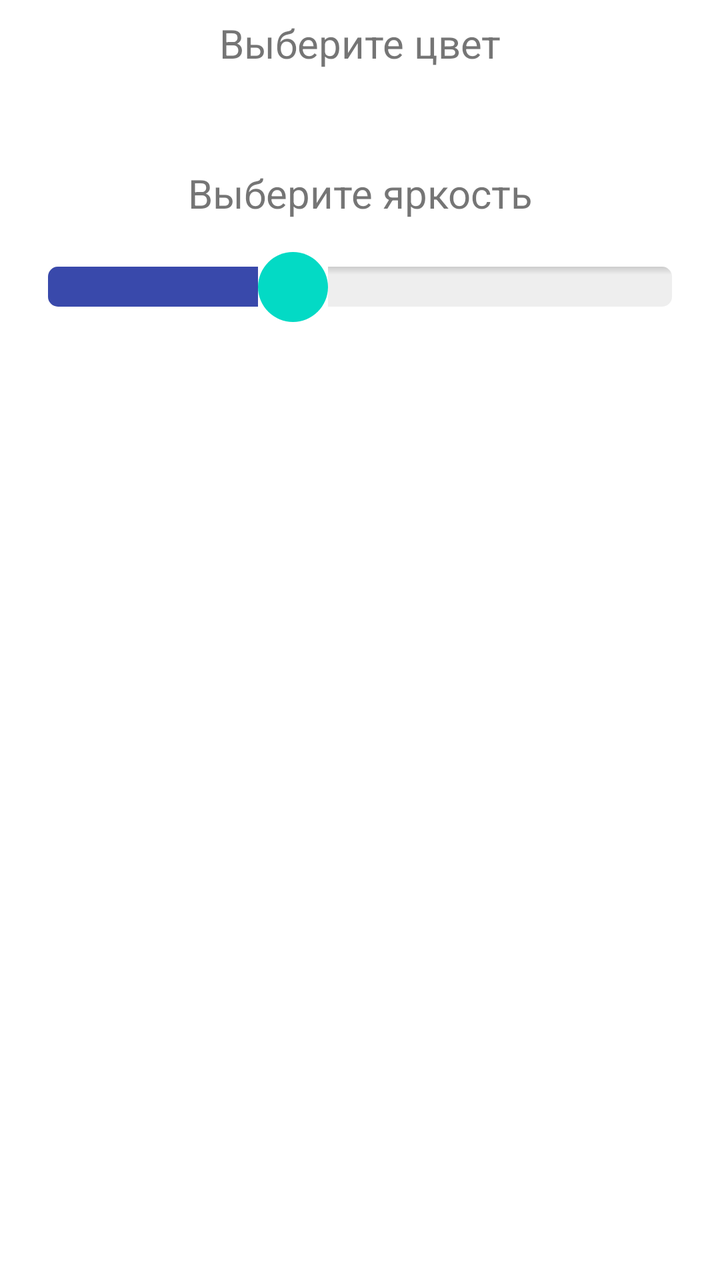
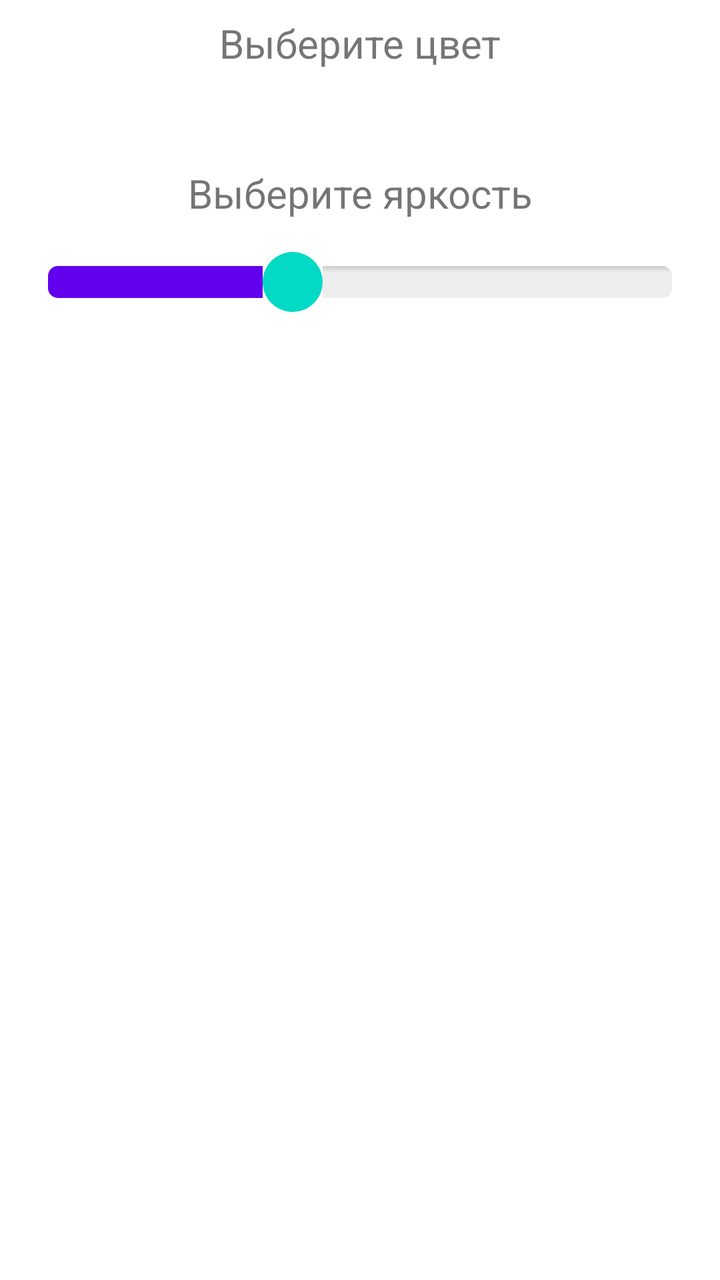

An Android layout rendered at two revisions. The XML below is the earlier revision; the diff shows what the commit changed to produce the second picture.
<!-- AndroidManifest.xml: application theme Theme.AdressLentaWiFi -->
<!-- res/layout/activity_static_colors_rv.xml -->
<?xml version="1.0" encoding="utf-8"?>
<androidx.constraintlayout.widget.ConstraintLayout xmlns:android="http://schemas.android.com/apk/res/android"
    xmlns:app="http://schemas.android.com/apk/res-auto"
    xmlns:tools="http://schemas.android.com/tools"
    android:layout_width="match_parent"
    android:layout_height="match_parent"
    tools:context=".staticcolor.StaticColorsRvActivity">

    <TextView
        android:id="@+id/textViewChooseBrightness"
        android:layout_width="0dp"
        android:layout_height="wrap_content"
        android:layout_marginStart="8dp"
        android:layout_marginTop="32dp"
        android:layout_marginEnd="8dp"
        android:gravity="center"
        android:text="Выберите яркость"
        android:textSize="20sp"
        app:layout_constraintEnd_toEndOf="parent"
        app:layout_constraintHorizontal_bias="0.0"
        app:layout_constraintStart_toStartOf="parent"
        app:layout_constraintTop_toBottomOf="@+id/rvColors" />

    <androidx.recyclerview.widget.RecyclerView
        android:id="@+id/rvColors"
        android:layout_width="0dp"
        android:layout_height="wrap_content"
        android:layout_marginStart="8dp"
        android:layout_marginTop="16dp"
        android:layout_marginEnd="8dp"
        app:layout_constraintEnd_toEndOf="parent"
        app:layout_constraintHorizontal_bias="0.0"
        app:layout_constraintStart_toStartOf="parent"
        app:layout_constraintTop_toBottomOf="@+id/textViewChooseColor" />

    <SeekBar
        android:id="@+id/seekBarStatic"
        android:layout_width="0dp"
        android:layout_height="wrap_content"
        android:layout_marginStart="8dp"
        android:layout_marginTop="16dp"
        android:layout_marginEnd="8dp"
        android:max="255"
        android:progress="100"
        android:progressTint="#3949AB"
        android:maxHeight="20dp"
        android:minHeight="20dp"
        android:progressDrawable="@drawable/seekbar_style"
        android:thumb="@drawable/custom_thumb"
        app:layout_constraintEnd_toEndOf="parent"
        app:layout_constraintHorizontal_bias="0.0"
        app:layout_constraintStart_toStartOf="parent"
        app:layout_constraintTop_toBottomOf="@+id/textViewChooseBrightness" />

    <TextView
        android:id="@+id/textViewChooseColor"
        android:layout_width="0dp"
        android:layout_height="wrap_content"
        android:layout_marginStart="8dp"
        android:layout_marginTop="8dp"
        android:layout_marginEnd="8dp"
        android:gravity="center"
        android:text="Выберите цвет"
        android:textSize="20sp"
        app:layout_constraintEnd_toEndOf="parent"
        app:layout_constraintStart_toStartOf="parent"
        app:layout_constraintTop_toTopOf="parent" />

</androidx.constraintlayout.widget.ConstraintLayout>
<!-- resources referenced by this layout -->
<resources>
  <!-- drawable custom_thumb (drawable) -->
  <?xml version="1.0" encoding="utf-8"?>
  <layer-list xmlns:android="http://schemas.android.com/apk/res/android">
      <item>
          <shape android:shape="oval">
              <solid android:color="@color/teal_200"/>
              <size
                  android:width="35dp"
                  android:height="35dp"/>
          </shape>
      </item>
  </layer-list>
  <!-- drawable seekbar_style (drawable) -->
  <?xml version="1.0" encoding="utf-8"?>
  <layer-list xmlns:android="http://schemas.android.com/apk/res/android" >
      <item
          android:id="@android:id/background"
          android:drawable="@drawable/border_shadow" >
      </item>
  
      <item
          android:id="@android:id/progress" >
          <clip
              android:drawable="@drawable/seekbar_progress" />
      </item>
  </layer-list>
  <style name="Theme.AdressLentaWiFi" parent="Theme.MaterialComponents.DayNight.DarkActionBar">
          
          <item name="colorPrimary">@color/purple_500</item>
          <item name="colorPrimaryVariant">@color/purple_700</item>
          <item name="colorOnPrimary">@color/white</item>
          
          <item name="colorSecondary">@color/teal_200</item>
          <item name="colorSecondaryVariant">@color/teal_700</item>
          <item name="colorOnSecondary">@color/black</item>
          
          <item name="android:statusBarColor" tools:targetApi="l">?attr/colorPrimaryVariant</item>
          
      </style>
  <color name="teal_200">#FF03DAC5</color>
  <!-- drawable border_shadow (drawable) -->
  <?xml version="1.0" encoding="utf-8"?>
  <layer-list xmlns:android="http://schemas.android.com/apk/res/android">
      <item>
          <shape>
              <corners
                  android:radius="5dp" />
              <gradient
                  android:angle="270"
                  android:startColor="#33000000"
                  android:centerColor="#11000000"
                  android:endColor="#11000000"
                  android:centerY="0.2"
                  android:type="linear"
                  />
          </shape>
      </item>
  </layer-list>
  <!-- drawable seekbar_progress (drawable) -->
  <?xml version="1.0" encoding="utf-8"?>
  <layer-list
      xmlns:android="http://schemas.android.com/apk/res/android" >
      <item
          android:id="@+id/progressshape" >
          <clip>
              <shape
                  android:shape="rectangle" >
                  <size android:height="5dp"/>
                  <corners
                      android:radius="5dp" />
                  <solid android:color="@color/purple_500"/>
              </shape>
          </clip>
      </item>
  </layer-list>
  <color name="purple_500">#FF6200EE</color>
  <color name="purple_700">#FF3700B3</color>
  <color name="white">#FFFFFFFF</color>
  <color name="teal_700">#FF018786</color>
  <color name="black">#FF000000</color>
</resources>

<!-- the commit's change to res/layout/activity_static_colors_rv.xml (unified diff, before → after) -->
@@ -42,9 +42,6 @@
         android:layout_marginEnd="8dp"
         android:max="255"
         android:progress="100"
-        android:progressTint="#3949AB"
-        android:maxHeight="20dp"
-        android:minHeight="20dp"
         android:progressDrawable="@drawable/seekbar_style"
         android:thumb="@drawable/custom_thumb"
         app:layout_constraintEnd_toEndOf="parent"
<!-- resource entries referenced after the edit -->
@@ -7,8 +7,8 @@
           <shape android:shape="oval">
               <solid android:color="@color/teal_200"/>
               <size
-                  android:width="35dp"
-                  android:height="35dp"/>
+                  android:width="30dp"
+                  android:height="30dp"/>
           </shape>
       </item>
   </layer-list>
